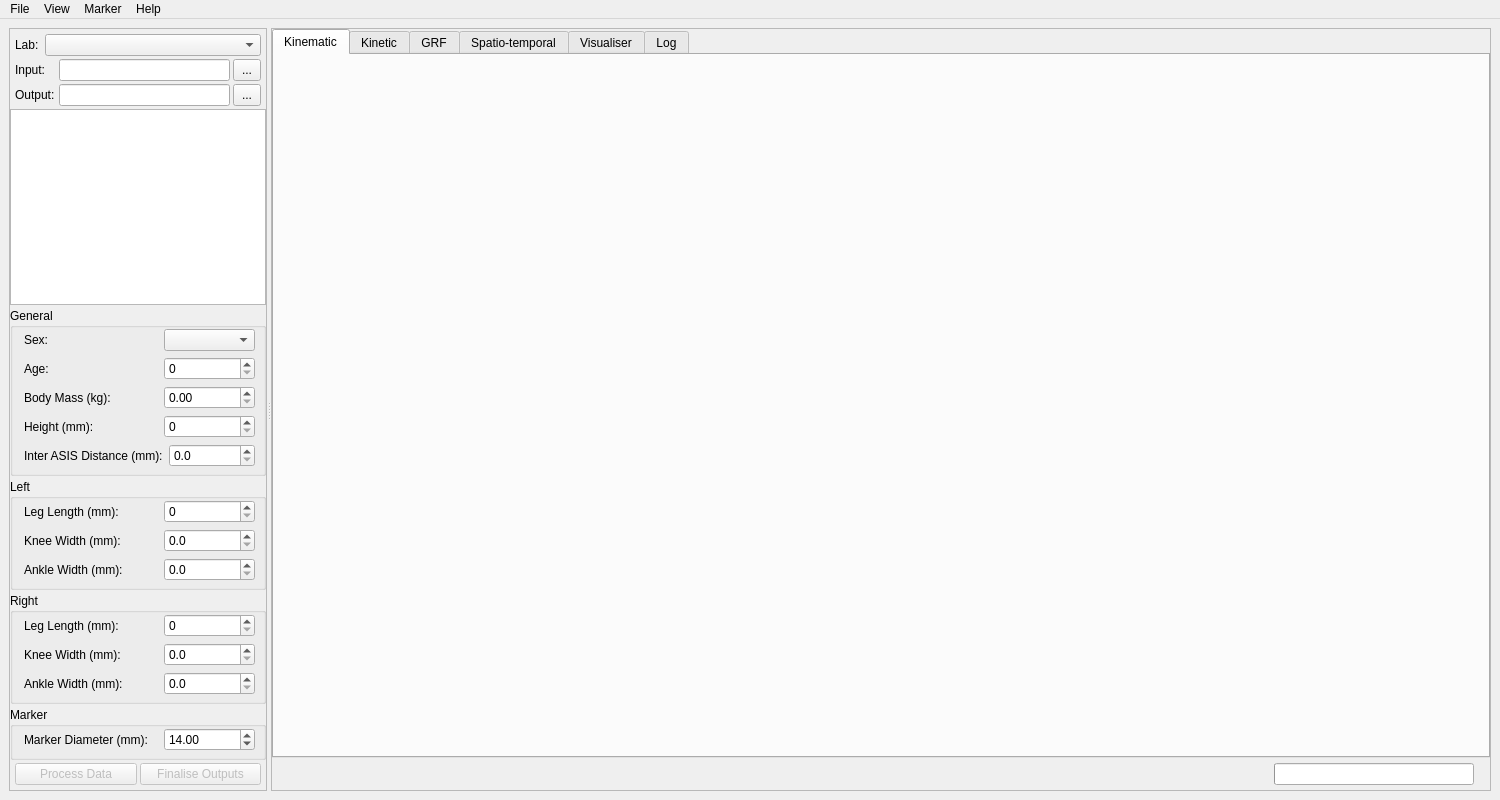
Above: src/c3d_parser/view/qt/main_window.ui from tsalemink/C3D-parser before the change. Below: the same form after it.
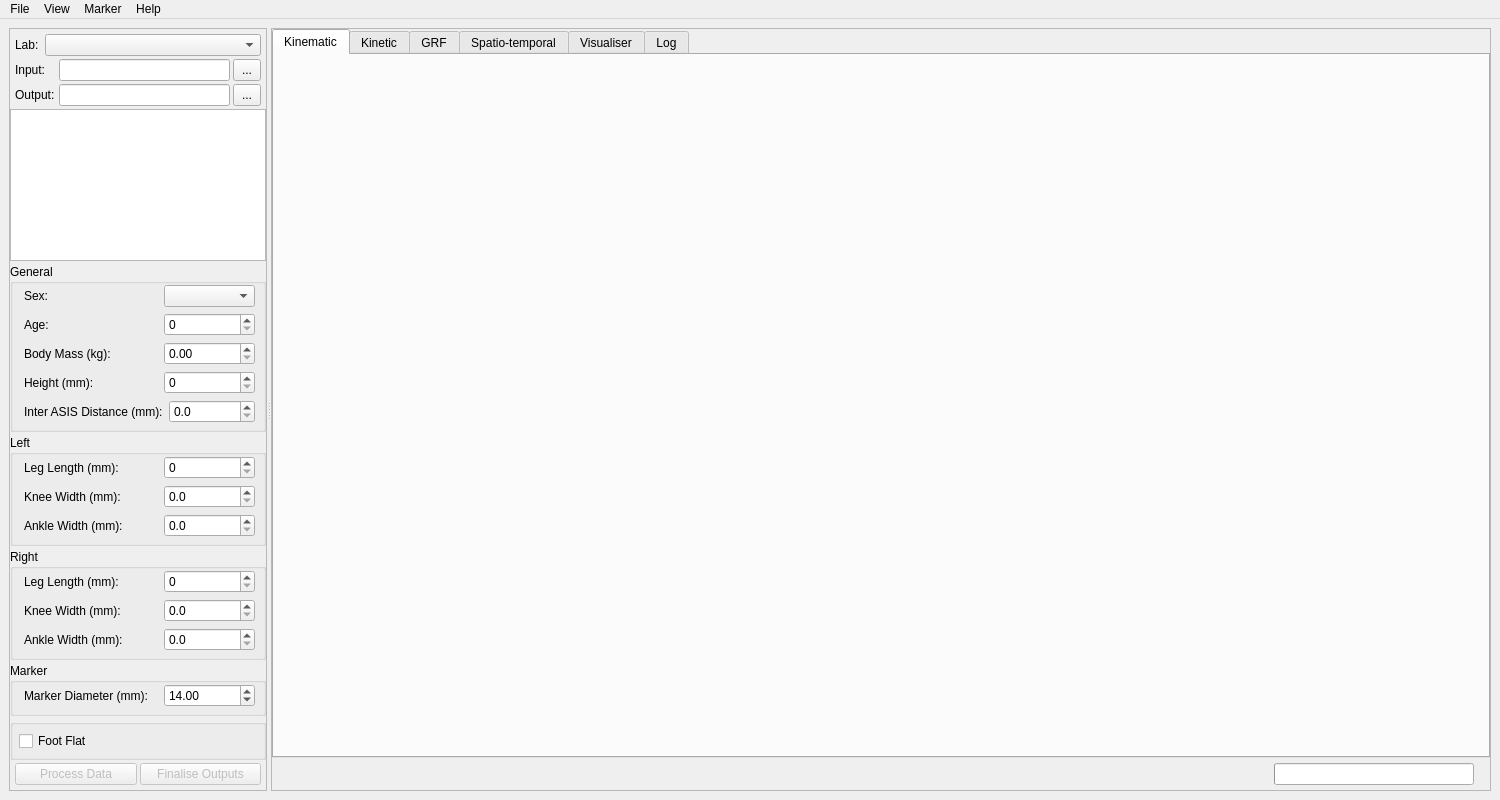
That is the form after the change. Icons and pictures are not drawn. Custom widgets are drawn as their Qt base class.

Commit message: Add foot-flat check box to main window

What changed in the file:
```diff
--- a/src/c3d_parser/view/qt/main_window.ui
+++ b/src/c3d_parser/view/qt/main_window.ui
@@ -745,6 +745,34 @@
           </layout>
          </widget>
         </item>
+        <item>
+         <widget class="QGroupBox" name="groupBox_5">
+          <property name="title">
+           <string/>
+          </property>
+          <layout class="QVBoxLayout" name="verticalLayout_15">
+           <property name="leftMargin">
+            <number>6</number>
+           </property>
+           <property name="topMargin">
+            <number>6</number>
+           </property>
+           <property name="rightMargin">
+            <number>3</number>
+           </property>
+           <property name="bottomMargin">
+            <number>6</number>
+           </property>
+           <item>
+            <widget class="QCheckBox" name="checkBoxFootFlat">
+             <property name="text">
+              <string>Foot Flat</string>
+             </property>
+            </widget>
+           </item>
+          </layout>
+         </widget>
+        </item>
         <item>
          <layout class="QHBoxLayout" name="horizontalLayout_2">
           <property name="leftMargin">
```
The commit also changes 3 other files.
